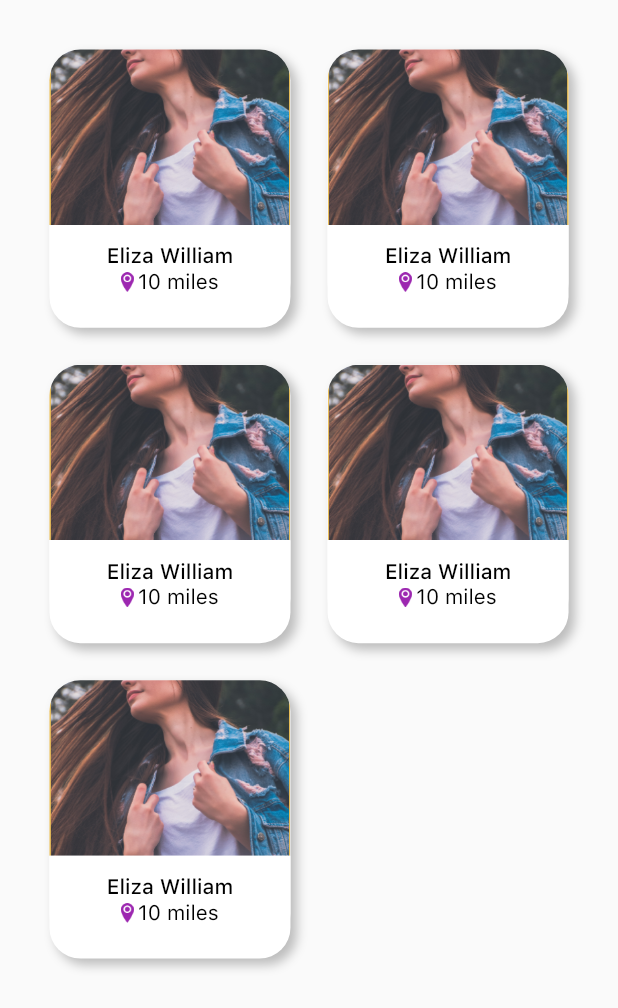
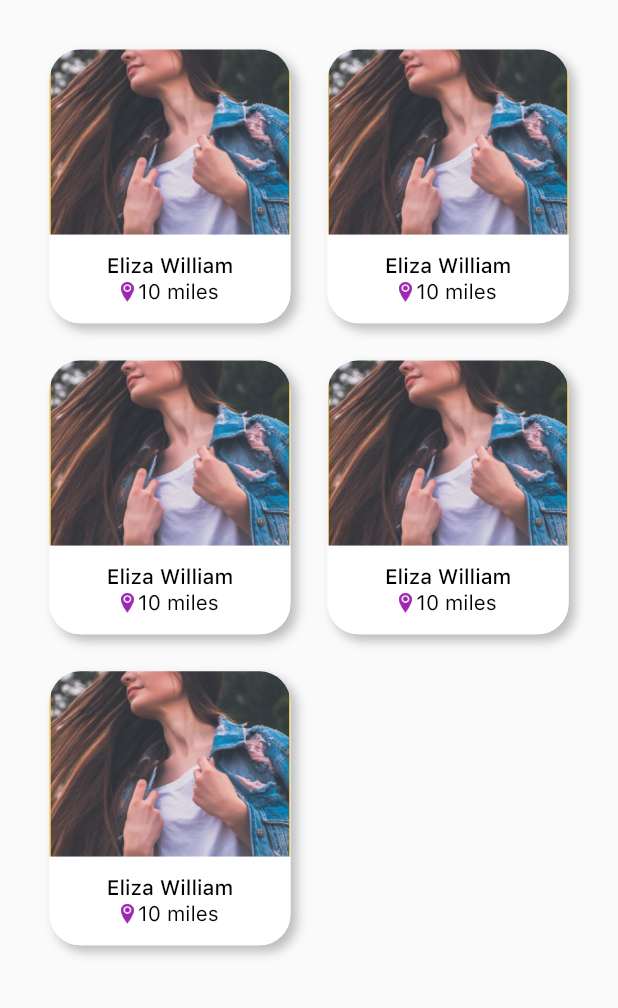
Before and after one commit to Abhisheksainii/goldidate-master, a Flutter app: the GalleryView screen opened directly, on a phone screen of 412 x 824 dp. Shown: the top 1008 px of the screen. Run offline on Flutter 3.47's test engine with Material 2 defaults, Android fonts, the phone set to English and light mode, and no system bars; our stand-ins replace auto_size_text, cloud_firestore, firebase_auth, firebase_core, font_awesome_flutter, google_sign_in and 4 more; missing offline and left inert: flutter_login_facebook, mobile_number; accounts and stored records are empty; project files that could hold a hidden picture were left out.

Commit message:
gallery view fix

```diff
--- a/lib/screens/Home/galleryview.dart
+++ b/lib/screens/Home/galleryview.dart
@@ -28,7 +28,7 @@ class _GalleryViewState extends State<GalleryView> {
           padding: EdgeInsets.all(width * 0.08),
           itemCount: images.length,
           gridDelegate: SliverGridDelegateWithFixedCrossAxisCount(
-              childAspectRatio: 0.866,
+              childAspectRatio: 0.88,
               crossAxisCount: 2,
               crossAxisSpacing: width * 0.06,
               mainAxisSpacing: height * 0.03),
@@ -70,19 +70,20 @@ class _GalleryViewState extends State<GalleryView> {
       child: Column(
         children: [
           Container(
+            alignment: Alignment.topCenter,
             decoration: BoxDecoration(
                 image: DecorationImage(
-                    alignment: Alignment.centerLeft,
                     image: AssetImage(
                       Common.assetsImages + "swipeimage.png",
                     ),
-                    fit: BoxFit.fitWidth),
+                    fit: BoxFit.cover),
                 borderRadius: BorderRadius.only(
                     topRight: Radius.circular(width * 0.05),
                     topLeft: Radius.circular(width * 0.05))),
-            height: height * 0.142,
+            height: height * 0.15,
           ),
-          Container(
+          Expanded(
+            child: Container(
               decoration: BoxDecoration(
                 borderRadius: BorderRadius.only(
                     bottomLeft: Radius.circular(width * 0.05),
@@ -121,6 +122,7 @@ class _GalleryViewState extends State<GalleryView> {
                 ],
               ),
             ),
+          ),
         ],
       ),
     );
--- a/lib/screens/authentication/get_started.dart
+++ b/lib/screens/authentication/get_started.dart
@@ -69,7 +69,7 @@ class _GetStartedState extends State<GetStarted> {
                             ),
                           ],
                         ),
-                        SizedBox(height: height * 0.027),
+                        SizedBox(height: height * 0.017),
                         Row(
                           children: [
                             Expanded(
```
Lines whose indentation alone changed are shown as unchanged.
